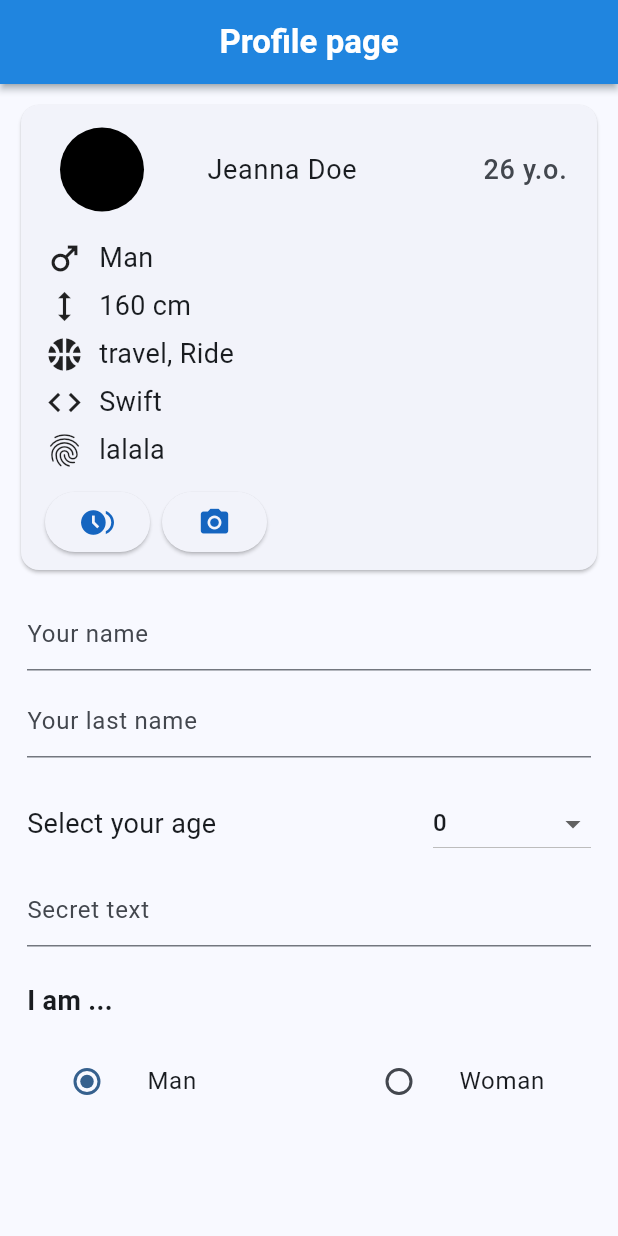
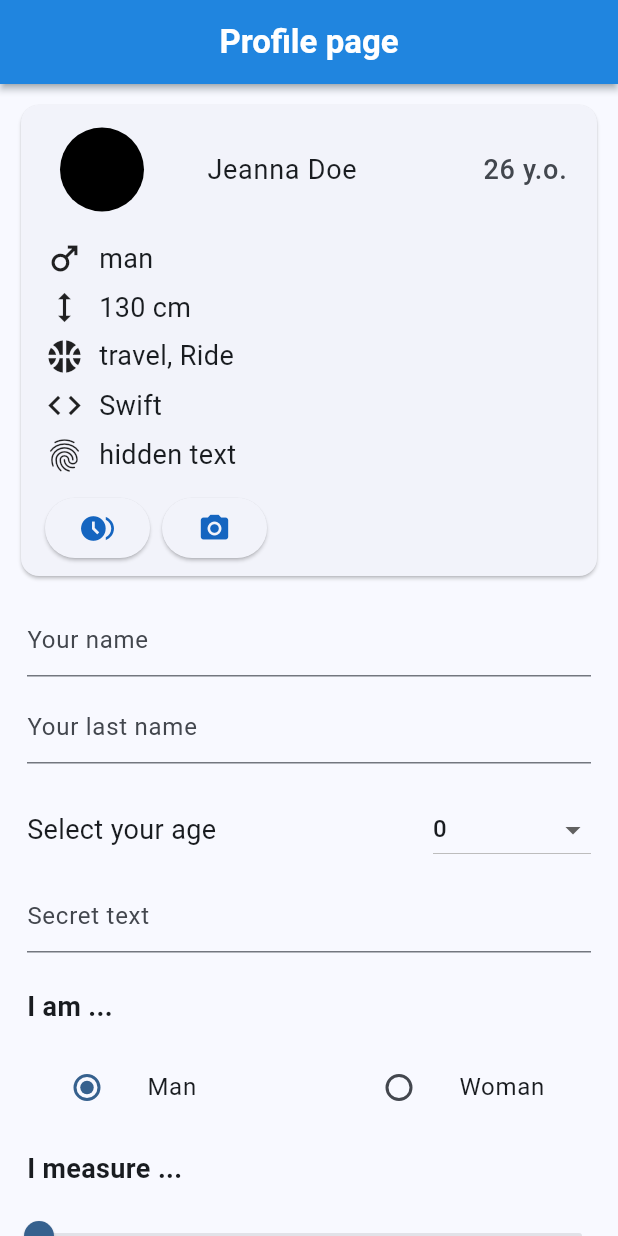
Before and after one commit to anastasiiaal/flutter-stateful-app, a Flutter app: the screen it shows after launch, on a phone screen of 412 x 824 dp. Run offline on Flutter 3.47's test engine with Material 3 defaults, Android fonts, the phone set to English and light mode, and no system bars; our stand-ins replace image_picker.

Commit message:
stateful height

```diff
--- a/lib/main.dart
+++ b/lib/main.dart
@@ -42,11 +42,13 @@ class InteractivePageState extends State<InteractivePage> {
 
   XFile? image;
 
+  double _currentSliderValue = 130;
+
   @override
   Widget build(BuildContext context) {
     final ImagePicker picker = ImagePicker();
     int selectedValue = 0;
-    List<int> dropdownItems = List<int>.generate(101, (int index) => index);
+    List<int> ageDropdown = List<int>.generate(101, (int index) => index);
     Gender? _gender = Gender.male;
 
     Future<void> pickImage(ImageSource source) async {
@@ -97,19 +99,19 @@ class InteractivePageState extends State<InteractivePage> {
                           const Text('26 y.o.    ', style: TextStyle(fontSize: 18)),
                     ),
                     const Row(children: [
-                      IconTextWidget(iconData: Icons.male, label: "Man"),
+                      IconTextWidget(iconData: Icons.male, data: "man", label: ""),
+                    ]),
+                    Row(children: [
+                      IconTextWidget(iconData: Icons.height, data: '${_currentSliderValue.round()}', label: " cm"),
                     ]),
                     const Row(children: [
-                      IconTextWidget(iconData: Icons.height, label: "160 cm"),
+                      IconTextWidget(iconData: Icons.sports_basketball, data: "travel, Ride", label: ""),
                     ]),
                     const Row(children: [
-                      IconTextWidget(iconData: Icons.sports_basketball, label: "travel, Ride"),
+                      IconTextWidget(iconData: Icons.code, data: "Swift", label: ""),
                     ]),
                     const Row(children: [
-                      IconTextWidget(iconData: Icons.code, label: "Swift"),
-                    ]),
-                    const Row(children: [
-                      IconTextWidget(iconData: Icons.fingerprint, label: "lalala"),
+                      IconTextWidget(iconData: Icons.fingerprint, data: "hidden text", label: ""),
                     ]),
                     Padding(
                       padding: const EdgeInsets.all(8.0),
@@ -181,7 +183,7 @@ class InteractivePageState extends State<InteractivePage> {
                             selectedValue = newValue!;
                           });
                         },
-                        items: dropdownItems.map<DropdownMenuItem<int>>((int value) {
+                        items: ageDropdown.map<DropdownMenuItem<int>>((int value) {
                           return DropdownMenuItem<int>(
                             value: value,
                             child: Text(value.toString()),
@@ -242,6 +244,23 @@ class InteractivePageState extends State<InteractivePage> {
                   ]
                 ),
             ),
+            const SmallTitle(text: "I measure ..."),
+            Padding(
+              padding: const EdgeInsets.symmetric(horizontal: 0, vertical: 0),
+              child: Slider(
+                value: _currentSliderValue,
+                min: 130,
+                max: 220,
+                divisions: 90, // Adjust the number of divisions for granularity
+                label: _currentSliderValue.round().toString(),
+                onChanged: (double value) {
+                  setState(() {
+                    _currentSliderValue = value;
+                  });
+                },
+              ),
+            ),
+
           ],
         ),
       ),
--- a/lib/widgets/icon-text.dart
+++ b/lib/widgets/icon-text.dart
@@ -3,9 +3,10 @@ import 'package:flutter/cupertino.dart';
 class IconTextWidget extends StatelessWidget {
 
   final IconData iconData;
+  final String data;
   final String label;
 
-  const IconTextWidget({super.key, required this.iconData, required this.label});
+  const IconTextWidget({super.key, required this.iconData, required this.data, required this.label});
 
   @override
   Widget build(BuildContext context) {
@@ -13,8 +14,9 @@ class IconTextWidget extends StatelessWidget {
       children: [
         Padding(
           padding: const EdgeInsets.only(right: 10, left: 16),
-          child: Icon(iconData, size: 26,),
+          child: Icon(iconData, size: 26),
         ),
+        Text(data, style: const TextStyle(fontSize: 18, height: 1.8)),
         Text(label, style: const TextStyle(fontSize: 18, height: 1.8))
       ],
     );
```
